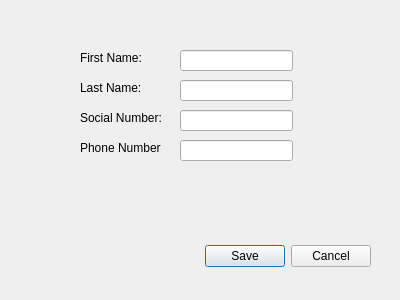
KittimasakBunrat/GroupFour_DoctorsOffice, file GroupFour_DoctorsOffice/adddoctordialog.ui: the form before one commit.
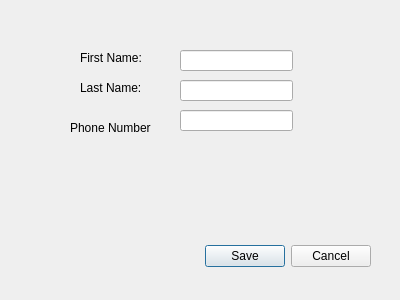
The form after the commit.

Patch:
```diff
--- a/GroupFour_DoctorsOffice/adddoctordialog.ui
+++ b/GroupFour_DoctorsOffice/adddoctordialog.ui
@@ -16,8 +16,8 @@
   <widget class="QLabel" name="phone_number_doctor_label">
    <property name="geometry">
     <rect>
-     <x>80</x>
-     <y>140</y>
+     <x>70</x>
+     <y>120</y>
      <width>81</width>
      <height>16</height>
     </rect>
@@ -39,24 +39,11 @@
     <string>First Name:</string>
    </property>
   </widget>
-  <widget class="QLabel" name="last_name_doctor_label">
-   <property name="geometry">
-    <rect>
-     <x>80</x>
-     <y>110</y>
-     <width>81</width>
-     <height>16</height>
-    </rect>
-   </property>
-   <property name="text">
-    <string>Social Number:</string>
-   </property>
-  </widget>
   <widget class="QLineEdit" name="phone_number_doctor_edit">
    <property name="geometry">
     <rect>
      <x>180</x>
-     <y>140</y>
+     <y>110</y>
      <width>113</width>
      <height>21</height>
     </rect>
@@ -111,16 +98,6 @@
     </rect>
    </property>
   </widget>
-  <widget class="QLineEdit" name="social_number_doctor_edit">
-   <property name="geometry">
-    <rect>
-     <x>180</x>
-     <y>110</y>
-     <width>113</width>
-     <height>21</height>
-    </rect>
-   </property>
-  </widget>
  </widget>
  <resources/>
  <connections/>
```
